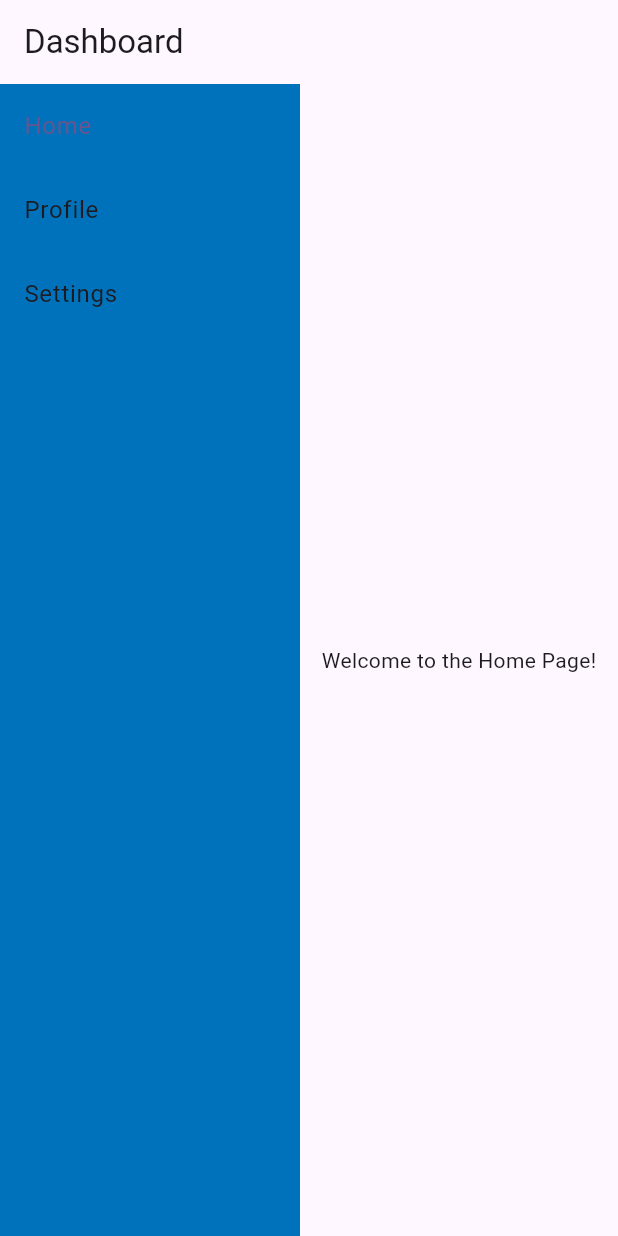
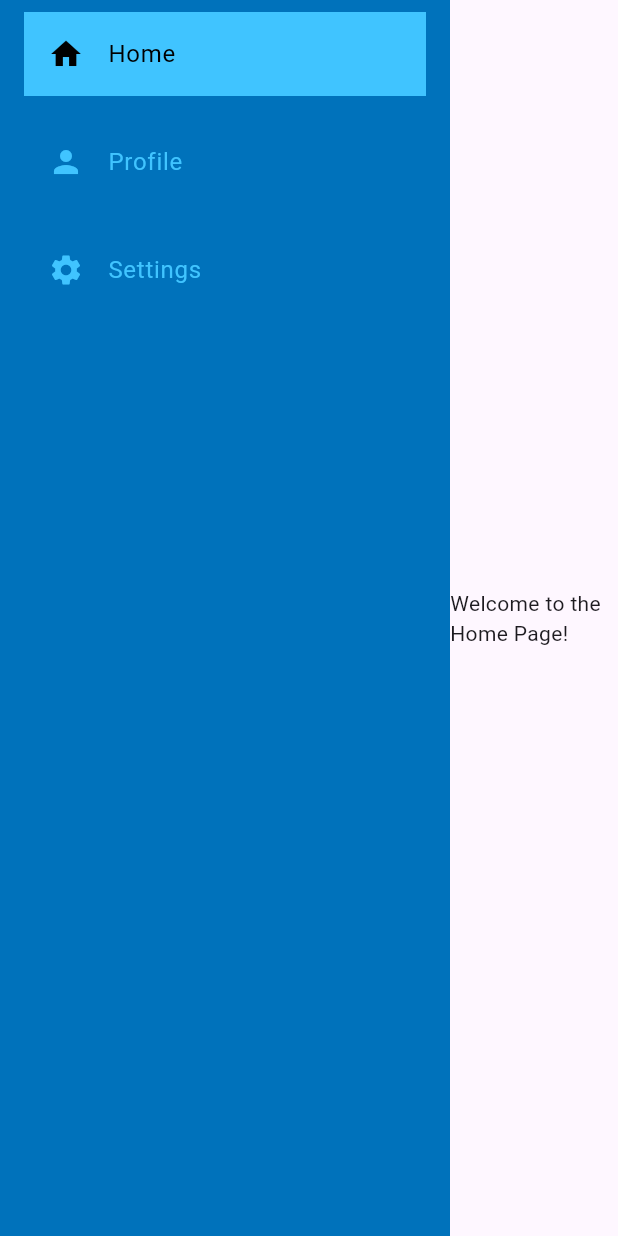
Before and after one commit to VincePaulin/SoigneMoiWeb, a Flutter app: the screen it shows after launch, on a phone screen of 412 x 824 dp. Run offline on Flutter 3.47's test engine with Material 3 defaults, Android fonts, the phone set to English and light mode, and no system bars.

Commit message:
feat: nav item custom

```diff
--- a/lib/page/dashboard_body.dart
+++ b/lib/page/dashboard_body.dart
@@ -20,9 +20,6 @@ class _DashboardPageState extends State<DashboardPage> {
   @override
   Widget build(BuildContext context) {
     return Scaffold(
-      appBar: AppBar(
-        title: Text('Dashboard'),
-      ),
       body: Row(
         children: <Widget>[
           NavBar(
--- a/lib/widgets/navigation_bar.dart
+++ b/lib/widgets/navigation_bar.dart
@@ -10,27 +10,35 @@ class NavBar extends StatelessWidget {
   @override
   Widget build(BuildContext context) {
     return Container(
-      width: 200.0,
+      width: 300.0,
       color: const Color(0xFF0072BB),
       child: ListView(
         children: <Widget>[
-          ListTile(
-            title: Text('Home'),
-            selected: selectedIndex == 0,
-            onTap: () => onItemTapped(0),
-          ),
-          ListTile(
-            title: Text('Profile'),
-            selected: selectedIndex == 1,
-            onTap: () => onItemTapped(1),
-          ),
-          ListTile(
-            title: Text('Settings'),
-            selected: selectedIndex == 2,
-            onTap: () => onItemTapped(2),
-          ),
+          _buildNavItem('Home', Icons.home, 0),
+          _buildNavItem('Profile', Icons.person, 1),
+          _buildNavItem('Settings', Icons.settings, 2),
         ],
       ),
     );
   }
+
+  Widget _buildNavItem(String title, IconData iconData, int index) {
+    return Container(
+      margin: const EdgeInsets.symmetric(horizontal: 16.0, vertical: 8),
+      color: selectedIndex == index ? Colors.lightBlueAccent : null,
+      child: ListTile(
+        leading: Icon(
+          iconData,
+          color: selectedIndex == index ? Colors.black : Colors.lightBlueAccent,
+        ),
+        title: Text(
+          title,
+          style: TextStyle(
+            color: selectedIndex == index ? Colors.black : Colors.lightBlueAccent,
+          ),
+        ),
+        onTap: () => onItemTapped(index),
+      ),
+    );
+  }
 }
```
